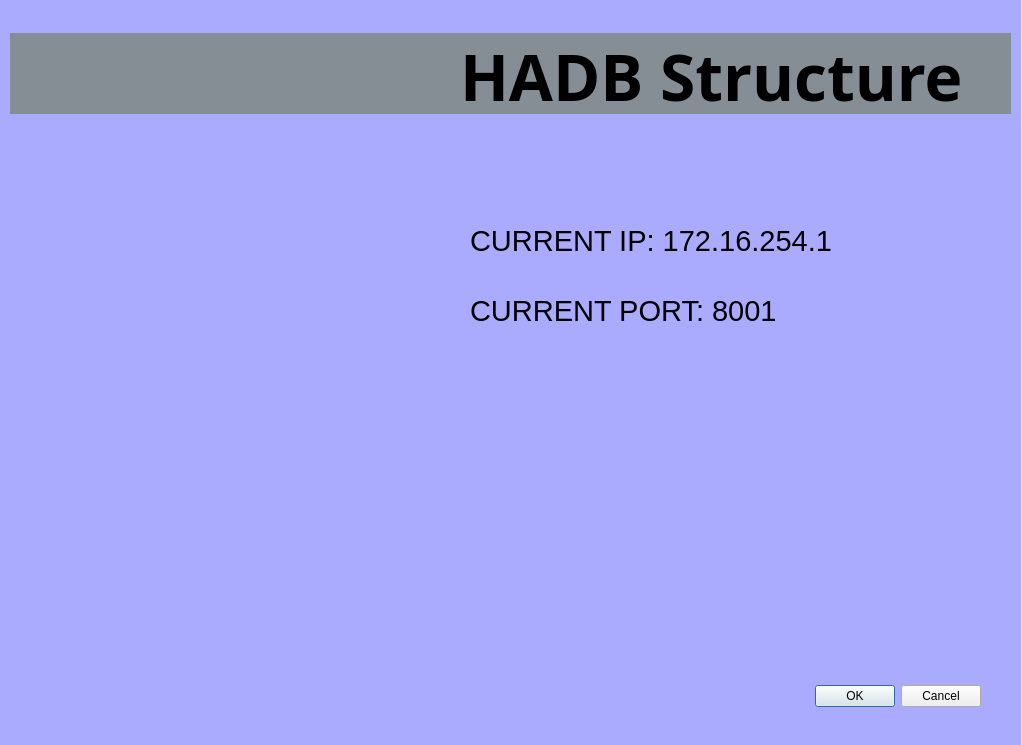
This is HADB_GUI/show_structure.ui in proyectos-ce/HADB-Developmet-Workbench as Qt 5 draws it before an edit. The edited form follows.
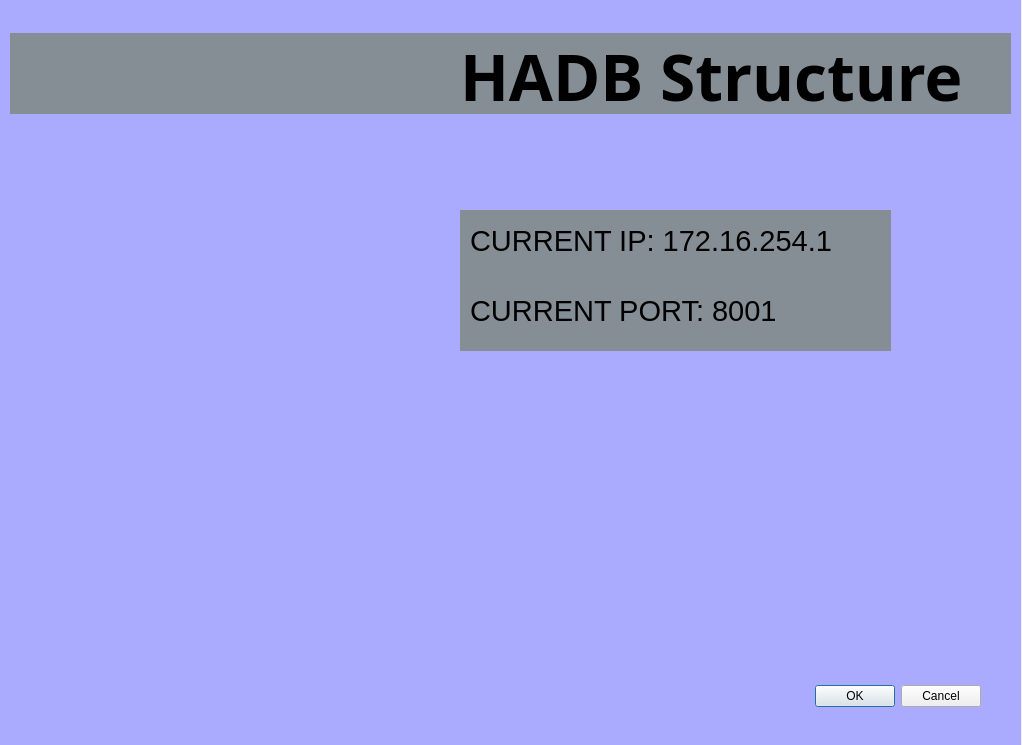
This is the edited form.

```diff
--- a/HADB_GUI/show_structure.ui
+++ b/HADB_GUI/show_structure.ui
@@ -131,13 +131,30 @@
     <string/>
    </property>
   </widget>
+  <widget class="QLabel" name="label_7">
+   <property name="geometry">
+    <rect>
+     <x>460</x>
+     <y>210</y>
+     <width>431</width>
+     <height>141</height>
+    </rect>
+   </property>
+   <property name="styleSheet">
+    <string notr="true">background-color: rgb(134, 142, 149);</string>
+   </property>
+   <property name="text">
+    <string/>
+   </property>
+  </widget>
   <zorder>label_2</zorder>
+  <zorder>label_7</zorder>
   <zorder>label_5</zorder>
-  <zorder>labelgif</zorder>
   <zorder>buttonBox</zorder>
   <zorder>label</zorder>
   <zorder>label_3</zorder>
   <zorder>label_4</zorder>
+  <zorder>labelgif</zorder>
  </widget>
  <resources/>
  <connections>
```
